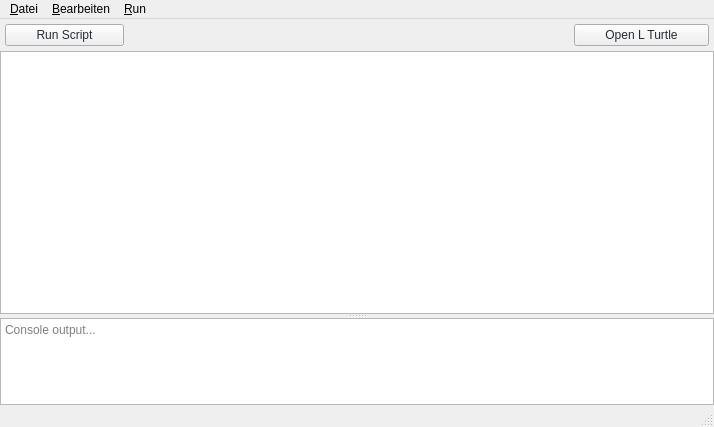
The window that src/qturtle_app/ui/Ui_MainWindow.ui (SManAT/QTurtle) describes before a commit, drawn with Qt 5.
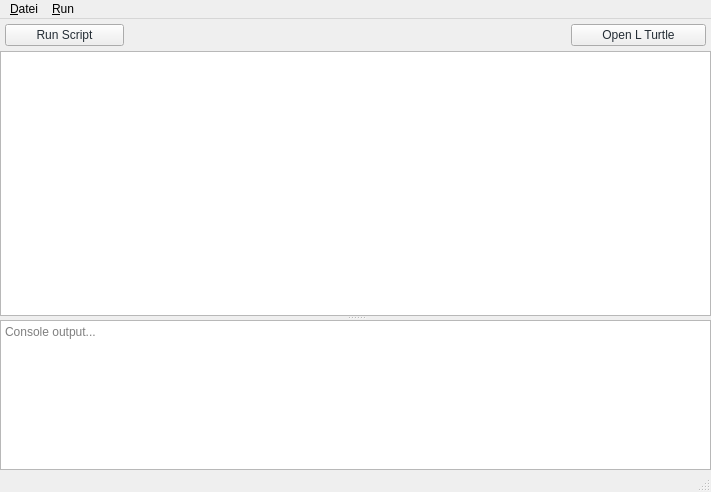
The same window after the commit. Custom widgets are drawn as their Qt base class.

Diff of the .ui file:
```diff
--- a/src/qturtle_app/ui/Ui_MainWindow.ui
+++ b/src/qturtle_app/ui/Ui_MainWindow.ui
@@ -6,8 +6,8 @@
    <rect>
     <x>0</x>
     <y>0</y>
-    <width>714</width>
-    <height>427</height>
+    <width>711</width>
+    <height>492</height>
    </rect>
   </property>
   <property name="windowTitle">
@@ -116,11 +116,17 @@
       </widget>
       <widget class="QPlainTextEdit" name="consoleOutput">
        <property name="sizePolicy">
-        <sizepolicy hsizetype="Expanding" vsizetype="Preferred">
+        <sizepolicy hsizetype="Expanding" vsizetype="MinimumExpanding">
          <horstretch>0</horstretch>
          <verstretch>1</verstretch>
         </sizepolicy>
        </property>
+       <property name="minimumSize">
+        <size>
+         <width>0</width>
+         <height>150</height>
+        </size>
+       </property>
        <property name="readOnly">
         <bool>true</bool>
        </property>
@@ -137,7 +143,7 @@
     <rect>
      <x>0</x>
      <y>0</y>
-     <width>714</width>
+     <width>711</width>
      <height>33</height>
     </rect>
    </property>
@@ -152,16 +158,6 @@
     <addaction name="separator"/>
     <addaction name="actionExit"/>
    </widget>
-   <widget class="QMenu" name="menuEdit">
-    <property name="title">
-     <string>&amp;Bearbeiten</string>
-    </property>
-    <addaction name="actionCut"/>
-    <addaction name="actionCopy"/>
-    <addaction name="actionPaste"/>
-    <addaction name="separator"/>
-    <addaction name="actionSelect_All"/>
-   </widget>
    <widget class="QMenu" name="menuRun">
     <property name="title">
      <string>&amp;Run</string>
@@ -170,7 +166,6 @@
     <addaction name="actionStop"/>
    </widget>
    <addaction name="menuFile"/>
-   <addaction name="menuEdit"/>
    <addaction name="menuRun"/>
   </widget>
   <widget class="QStatusBar" name="statusbar"/>
```
Left out of the diff: 12 changed lines with no effect on the pictures.
